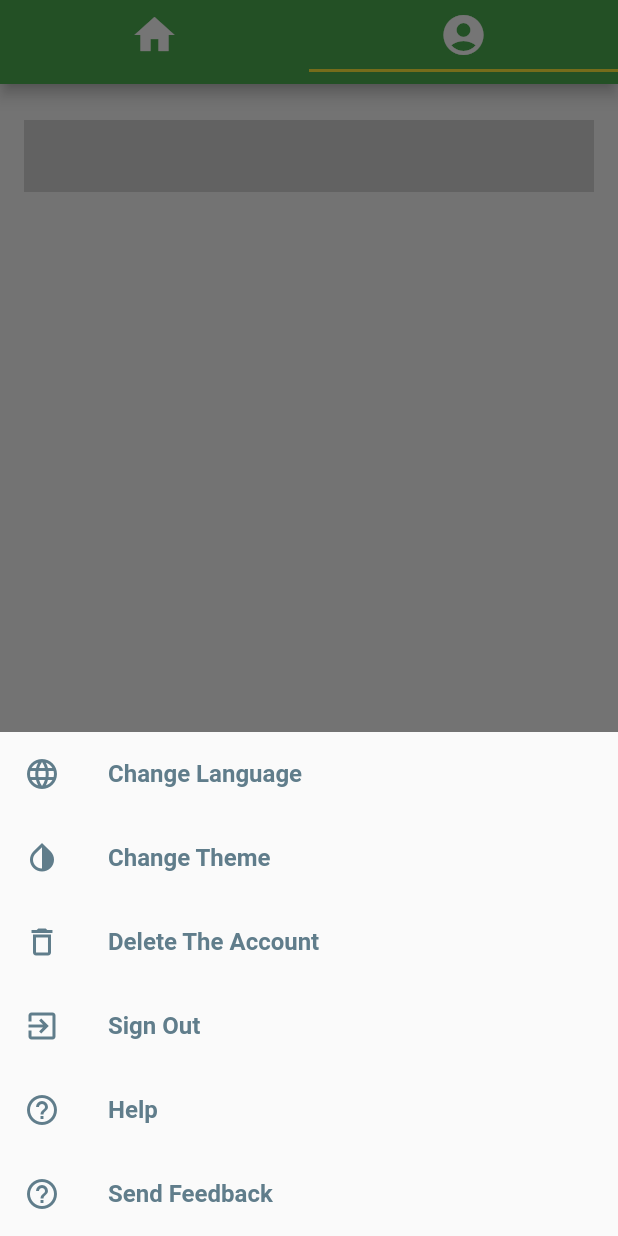
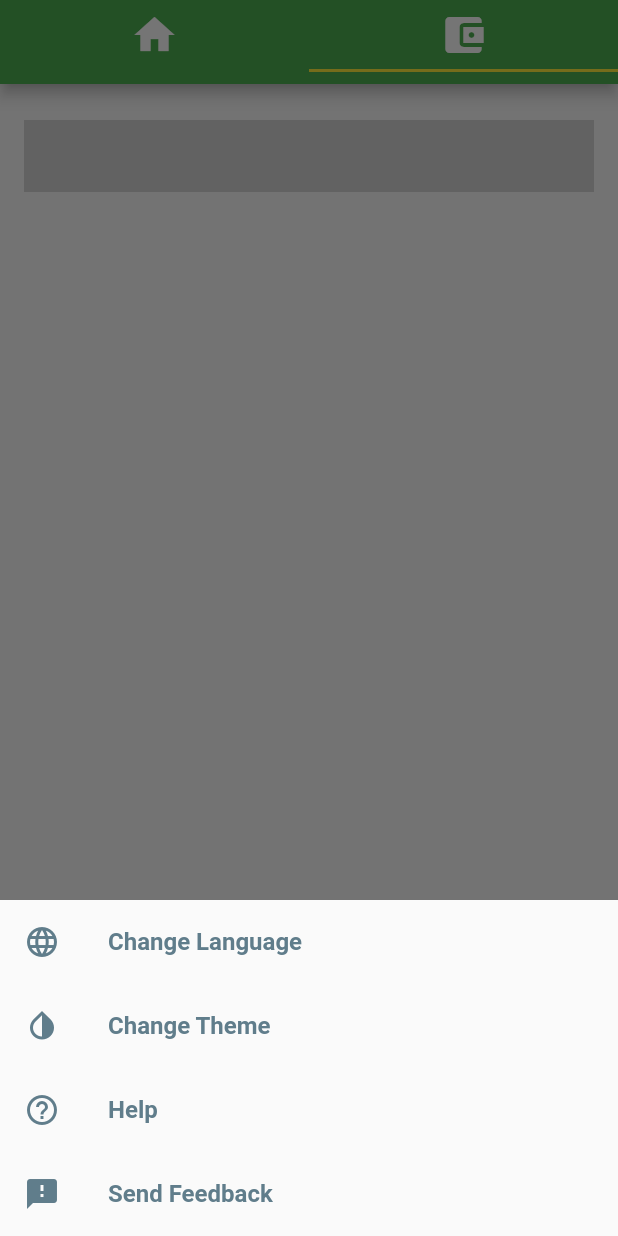
Before and after one commit to tazkrtak/alpha-client, a Flutter app: the HomeScreen screen opened directly with empty values, tab 2 chosen, after a tap on the "menu" icon, on a phone screen of 412 x 824 dp. Run offline on Flutter 3.47's test engine with Material 2 defaults, Android fonts, the phone set to English and light mode, and no system bars; our stand-ins replace bloc, cloud_firestore, equatable, flutter_bloc, percent_indicator, qr_flutter and 2 more; missing offline and left inert: base32, flutter_circular_chart, holding_gesture; accounts and stored records are empty; statements that could not run were skipped.

Commit message:
Add Account Screen
 * Rename AccountTab to WalletTab.
 * Improve bottom navigation bar.
 * Change feedback and wallet_tab icons.
 * Move sign out and delete account buttons to the Account screen.
 * Display user's info in the Account screen.

```diff
--- a/lang/ar.json
+++ b/lang/ar.json
@@ -17,5 +17,7 @@
   "switch_theme": "تغير الوجهة",
   "help": "مساعدة",
   "send_feedback": "ارسال تقييمك",
-  "currency": "ج.م."
+  "currency": "ج.م.",
+  "update": "تحديث",
+  "account": "الحساب"
 }
--- a/lib/app/account_tab.dart
+++ /dev/null
@@ -1,114 +0,0 @@
-import 'package:flutter/material.dart';
-import 'package:flutter_bloc/flutter_bloc.dart';
-
-import '../blocs/authentication_bloc/bloc.dart';
-import '../models/user.dart';
-import '../widgets/animated_chart.dart';
-import '../widgets/list_title_modal_bottom.dart';
-
-class AccountTab extends StatefulWidget {
-  final User _user;
-
-  AccountTab(this._user);
-
-  @override
-  _AccountTabState createState() => _AccountTabState();
-}
-
-class _AccountTabState extends State<AccountTab> {
-  @override
-  Widget build(BuildContext context) {
-    return Scaffold(
-      body: Container(
-        padding: EdgeInsets.all(16),
-        child: SingleChildScrollView(
-          child: Center(
-            child: Column(
-              crossAxisAlignment: CrossAxisAlignment.stretch,
-              children: <Widget>[
-                SizedBox(height: 8),
-                AnimatedChart(balance: 50),
-              ],
-            ),
-          ),
-        ),
-      ),
-      bottomNavigationBar: BottomAppBar(
-        shape: const CircularNotchedRectangle(),
-        child: Container(
-          height: 50.0,
-          child: Row(
-            mainAxisAlignment: MainAxisAlignment.spaceBetween,
-            mainAxisSize: MainAxisSize.max,
-            children: <Widget>[
-              IconButton(
-                icon: Icon(Icons.menu, color: Colors.blueGrey),
-                onPressed: _onSettingButtonTapped,
-              ),
-              IconButton(
-                icon: Icon(Icons.history, color: Colors.blueGrey),
-                onPressed: () {},
-              )
-            ],
-          ),
-        ),
-      ),
-      floatingActionButton: FloatingActionButton(
-          backgroundColor: Colors.green,
-          child: Icon(Icons.add, color: Colors.white),
-          onPressed: () {}),
-      floatingActionButtonLocation: FloatingActionButtonLocation.centerDocked,
-    );
-  }
-
-  void _onSettingButtonTapped() {
-    showModalBottomSheet(
-        context: context,
-        builder: (context) {
-          return SingleChildScrollView(
-            child: Column(
-              children: <Widget>[
-                ListTitle(
-                    textKey: 'switch_language',
-                    icon: Icons.language,
-                    onTap: () {
-                      Navigator.pop(context);
-                    }),
-                ListTitle(
-                    textKey: 'switch_theme',
-                    icon: Icons.invert_colors,
-                    onTap: () {
-                      Navigator.pop(context);
-                    }),
-                ListTitle(
-                    textKey: 'delete_account',
-                    icon: Icons.delete_outline,
-                    onTap: () {
-                      Navigator.pop(context);
-                    }),
-                ListTitle(
-                    textKey: 'sign_out',
-                    icon: Icons.exit_to_app,
-                    onTap: () {
-                      Navigator.pop(context);
-                      BlocProvider.of<AuthenticationBloc>(context)
-                          .dispatch(SignedOut());
-                    }),
-                ListTitle(
-                    textKey: 'help',
-                    icon: Icons.help_outline,
-                    onTap: () {
-                      Navigator.pop(context);
-                    }),
-                ListTitle(
-                    textKey: 'send_feedback',
-                    icon: Icons.help_outline,
-                    onTap: () {
-                      Navigator.pop(context);
-                    }),
-              ],
-            ),
-          );
-        });
-  }
-}
--- a/lib/app/home_screen.dart
+++ b/lib/app/home_screen.dart
@@ -7,7 +7,7 @@ import '../blocs/timer_bloc/bloc.dart';
 import '../models/user.dart';
 import '../util/ticker.dart';
 import '../util/totp.dart';
-import 'account_tab.dart';
+import 'wallet_tab.dart';
 import 'ticket_tab.dart';
 
 class HomeScreen extends StatefulWidget {
@@ -40,7 +40,7 @@ class _Main extends State<HomeScreen> {
                 ),
                 Tab(
                   icon: Icon(
-                    Icons.account_circle,
+                    Icons.account_balance_wallet,
                     color: Colors.white,
                     size: 32,
                   ),
@@ -69,7 +69,7 @@ class _Main extends State<HomeScreen> {
           child: TabBarView(
             children: <Widget>[
               TicketTab(widget._user),
-              AccountTab(widget._user),
+              WalletTab(widget._user),
             ],
           ),
         ),
--- /dev/null
+++ b/lib/app/wallet_tab.dart
@@ -0,0 +1,120 @@
+import 'package:flutter/material.dart';
+
+import '../models/user.dart';
+import '../widgets/animated_chart.dart';
+import '../widgets/list_title_modal_bottom.dart';
+import 'account_screen.dart';
+
+class WalletTab extends StatefulWidget {
+  final User _user;
+
+  WalletTab(this._user);
+
+  @override
+  _WalletTabState createState() => _WalletTabState();
+}
+
+class _WalletTabState extends State<WalletTab> {
+  @override
+  Widget build(BuildContext context) {
+    return Scaffold(
+      body: Container(
+        padding: EdgeInsets.all(16),
+        child: SingleChildScrollView(
+          child: Center(
+            child: Column(
+              crossAxisAlignment: CrossAxisAlignment.stretch,
+              children: <Widget>[
+                SizedBox(height: 8),
+                AnimatedChart(balance: 50),
+              ],
+            ),
+          ),
+        ),
+      ),
+      bottomNavigationBar: BottomAppBar(
+        shape: CircularNotchedRectangle(),
+        child: Padding(
+          padding: EdgeInsets.all(8),
+          child: Row(
+            mainAxisAlignment: MainAxisAlignment.spaceBetween,
+            mainAxisSize: MainAxisSize.max,
+            children: <Widget>[
+              IconButton(
+                icon: Icon(
+                  Icons.menu,
+                  color: Colors.blueGrey,
+                  size: 28,
+                ),
+                onPressed: _onModalButtonPressed,
+              ),
+              IconButton(
+                icon: Icon(
+                  Icons.account_circle,
+                  color: Colors.blueGrey,
+                  size: 28,
+                ),
+                onPressed: _onAccountButtonPressed,
+              ),
+            ],
+          ),
+        ),
+      ),
+      floatingActionButton: FloatingActionButton(
+        backgroundColor: Colors.green,
+        child: Icon(
+          Icons.add,
+          color: Colors.white,
+          size: 28,
+        ),
+        onPressed: () {},
+      ),
+      floatingActionButtonLocation: FloatingActionButtonLocation.centerDocked,
+    );
+  }
+
+  void _onAccountButtonPressed() {
+    Navigator.push(
+      context,
+      MaterialPageRoute(builder: (_) => AccountScreen(widget._user)),
+    );
+  }
+
+  void _onModalButtonPressed() {
+    showModalBottomSheet(
+      context: context,
+      builder: (context) {
+        return SingleChildScrollView(
+          child: Column(
+            children: <Widget>[
+              ListTitle(
+                  textKey: 'switch_language',
+                  icon: Icons.language,
+                  onTap: () {
+                    Navigator.pop(context);
+                  }),
+              ListTitle(
+                  textKey: 'switch_theme',
+                  icon: Icons.invert_colors,
+                  onTap: () {
+                    Navigator.pop(context);
+                  }),
+              ListTitle(
+                  textKey: 'help',
+                  icon: Icons.help_outline,
+                  onTap: () {
+                    Navigator.pop(context);
+                  }),
+              ListTitle(
+                  textKey: 'send_feedback',
+                  icon: Icons.feedback,
+                  onTap: () {
+                    Navigator.pop(context);
+                  }),
+            ],
+          ),
+        );
+      },
+    );
+  }
+}
```
Also changed, not shown: lang/en.json (+5 -3 lines), lib/app/account_screen.dart (added, +116 -0 lines).
